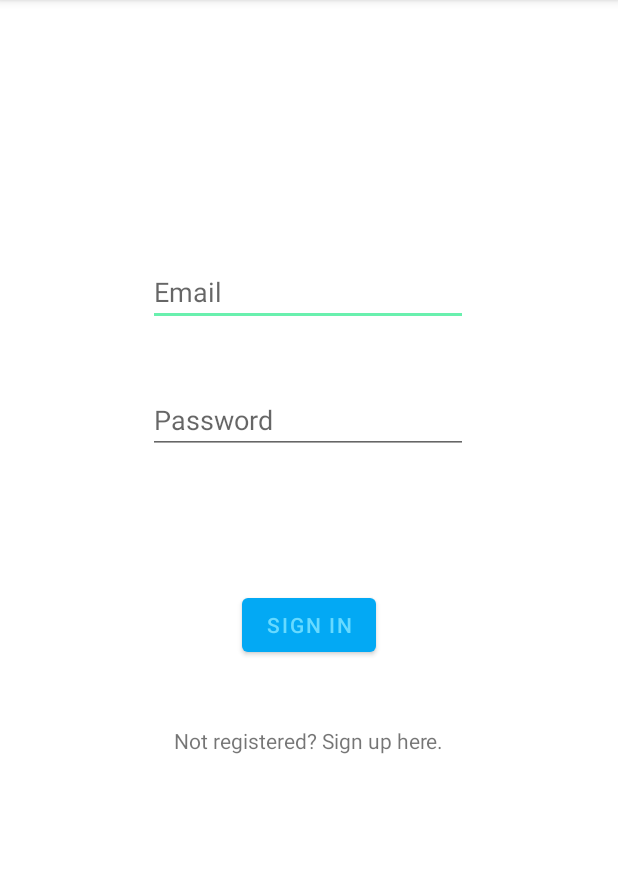
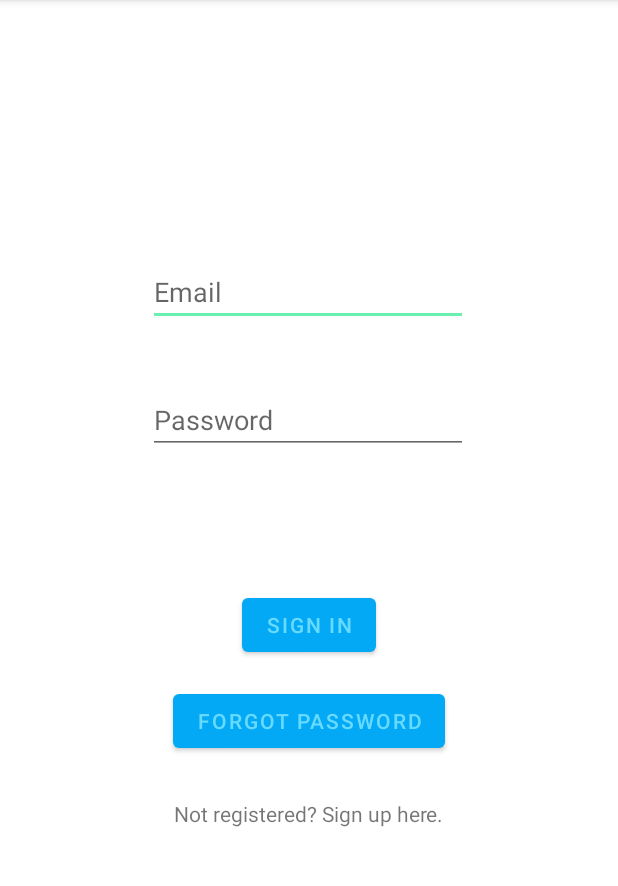
Before and after one commit to lsmednick/Tasket, an Android app: the LoginActivity screen opened directly, with no data from a screen before it, on a phone screen of 412 x 824 dp, the part 84-970 px from its top. Run offline under Robolectric (Android 15) with nearby library versions, the phone set to English and light mode, and no system bars; our stand-ins replace Firebase (no records; nobody signed in at launch, a user with empty details on screens opened directly).

Commit message:
Included a forgot password functionality

```diff
--- a/app/build.gradle
+++ b/app/build.gradle
@@ -40,4 +40,5 @@ dependencies {
     androidTestImplementation 'androidx.test.espresso:espresso-core:3.3.0'
     implementation platform('com.google.firebase:firebase-bom:26.1.0')
     implementation 'com.google.firebase:firebase-analytics'
+
 }
--- a/app/src/main/AndroidManifest.xml
+++ b/app/src/main/AndroidManifest.xml
@@ -9,7 +9,8 @@
         android:roundIcon="@mipmap/ic_launcher_round"
         android:supportsRtl="true"
         android:theme="@style/Theme.Tasket">
-        <activity android:name=".ViewTaskActivity"></activity>
+        <activity android:name=".ForgotPasswordActivity"></activity>
+        <activity android:name=".ViewTaskActivity" />
         <activity android:name=".HomeActivity" />
         <activity android:name=".LoginActivity" />
         <activity android:name=".MainActivity">
--- a/app/src/main/java/edu/neu/madcourse/tasket/LoginActivity.java
+++ b/app/src/main/java/edu/neu/madcourse/tasket/LoginActivity.java
@@ -22,6 +22,7 @@ public class LoginActivity extends AppCompatActivity {
     Button btnSignIn;
     TextView tvSignUp;
     FirebaseAuth mFirebaseAuth;
+    Button forgotPass;
     private FirebaseAuth.AuthStateListener mAuthStateListener;
 
     @Override
@@ -34,6 +35,7 @@ public class LoginActivity extends AppCompatActivity {
         password = findViewById(R.id.password);
         btnSignIn = findViewById(R.id.sign_in_btn);
         tvSignUp = findViewById(R.id.not_registered);
+        forgotPass = findViewById(R.id.forgot_pwd_btn);
 
         mAuthStateListener = new FirebaseAuth.AuthStateListener() {
             @Override
@@ -99,6 +101,14 @@ public class LoginActivity extends AppCompatActivity {
                 startActivity(intSignUp);
             }
         });
+
+        forgotPass.setOnClickListener(new View.OnClickListener() {
+            @Override
+            public void onClick(View v) {
+                Intent i = new Intent(LoginActivity.this, ForgotPasswordActivity.class);
+                startActivity(i);
+            }
+        });
     }
 
     @Override
--- a/app/src/main/java/edu/neu/madcourse/tasket/MainActivity.java
+++ b/app/src/main/java/edu/neu/madcourse/tasket/MainActivity.java
@@ -59,6 +59,7 @@ public class MainActivity extends AppCompatActivity {
 
                                     }
                                     else {
+                                        Toast.makeText(MainActivity.this, "Registered successfully.", Toast.LENGTH_SHORT).show();
                                         startActivity(new Intent(MainActivity.this, HomeActivity.class));
                                     }
                                 }
--- a/app/src/main/res/layout/activity_home.xml
+++ b/app/src/main/res/layout/activity_home.xml
@@ -10,7 +10,7 @@
         android:id="@+id/welcome_msg"
         android:layout_width="wrap_content"
         android:layout_height="wrap_content"
-        android:layout_marginTop="321dp"
+        android:layout_marginTop="216dp"
         android:text="@string/welcome"
         app:layout_constraintEnd_toEndOf="parent"
         app:layout_constraintStart_toStartOf="parent"
--- a/app/src/main/res/layout/activity_login.xml
+++ b/app/src/main/res/layout/activity_login.xml
@@ -51,9 +51,19 @@
         android:id="@+id/not_registered"
         android:layout_width="wrap_content"
         android:layout_height="wrap_content"
-        android:layout_marginTop="43dp"
+        android:layout_marginTop="92dp"
         android:text="@string/not_registered"
         app:layout_constraintEnd_toEndOf="parent"
         app:layout_constraintStart_toStartOf="parent"
         app:layout_constraintTop_toBottomOf="@+id/sign_in_btn" />
+
+    <Button
+        android:id="@+id/forgot_pwd_btn"
+        android:layout_width="wrap_content"
+        android:layout_height="wrap_content"
+        android:layout_marginTop="16dp"
+        android:text="@string/forgot_password"
+        app:layout_constraintEnd_toEndOf="parent"
+        app:layout_constraintStart_toStartOf="parent"
+        app:layout_constraintTop_toBottomOf="@+id/sign_in_btn" />
 </androidx.constraintlayout.widget.ConstraintLayout>
--- a/app/src/main/res/values/strings.xml
+++ b/app/src/main/res/values/strings.xml
@@ -11,5 +11,7 @@
     <string name="logout">Logout</string>
     <string name="already_registered">Already have an account? Sign in here.</string>
     <string name="not_registered">Not registered? Sign up here.</string>
+    <string name="forgot_password">Forgot password</string>
+    <string name="send_pass">Send my password</string>
 
 </resources>
```
Also changed, not shown: app/src/main/java/edu/neu/madcourse/tasket/ForgotPasswordActivity.java (added, +62 -0 lines), app/src/main/res/layout/activity_forgot_password.xml (added, +41 -0 lines).
